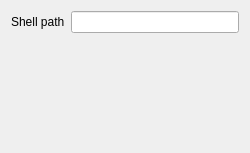
The window that LocalTransportConfigWidget.ui (matthewg42/Gnostic) describes before a commit, drawn with Qt 5.
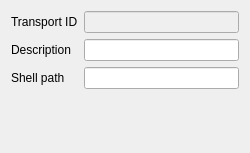
The same window after the commit.

Commit message: load/save of LocalTransport working, selection from list model

Patch:
```diff
--- a/LocalTransportConfigWidget.ui
+++ b/LocalTransportConfigWidget.ui
@@ -15,17 +15,44 @@
   </property>
   <layout class="QVBoxLayout" name="verticalLayout">
    <item>
-    <layout class="QHBoxLayout" name="horizontalLayout_2">
-     <item>
+    <layout class="QGridLayout" name="gridLayout">
+     <item row="2" column="0">
       <widget class="QLabel" name="label">
        <property name="text">
         <string>Shell path</string>
        </property>
       </widget>
      </item>
-     <item>
+     <item row="2" column="1">
       <widget class="QLineEdit" name="shellPathEdit"/>
      </item>
+     <item row="1" column="0">
+      <widget class="QLabel" name="label_2">
+       <property name="text">
+        <string>Description</string>
+       </property>
+      </widget>
+     </item>
+     <item row="1" column="1">
+      <widget class="QLineEdit" name="descriptionEdit"/>
+     </item>
+     <item row="0" column="0">
+      <widget class="QLabel" name="label_3">
+       <property name="text">
+        <string>Transport ID</string>
+       </property>
+      </widget>
+     </item>
+     <item row="0" column="1">
+      <widget class="QLineEdit" name="idEdit">
+       <property name="enabled">
+        <bool>false</bool>
+       </property>
+       <property name="readOnly">
+        <bool>false</bool>
+       </property>
+      </widget>
+     </item>
     </layout>
    </item>
    <item>
```
The commit also changes 20 other files.
